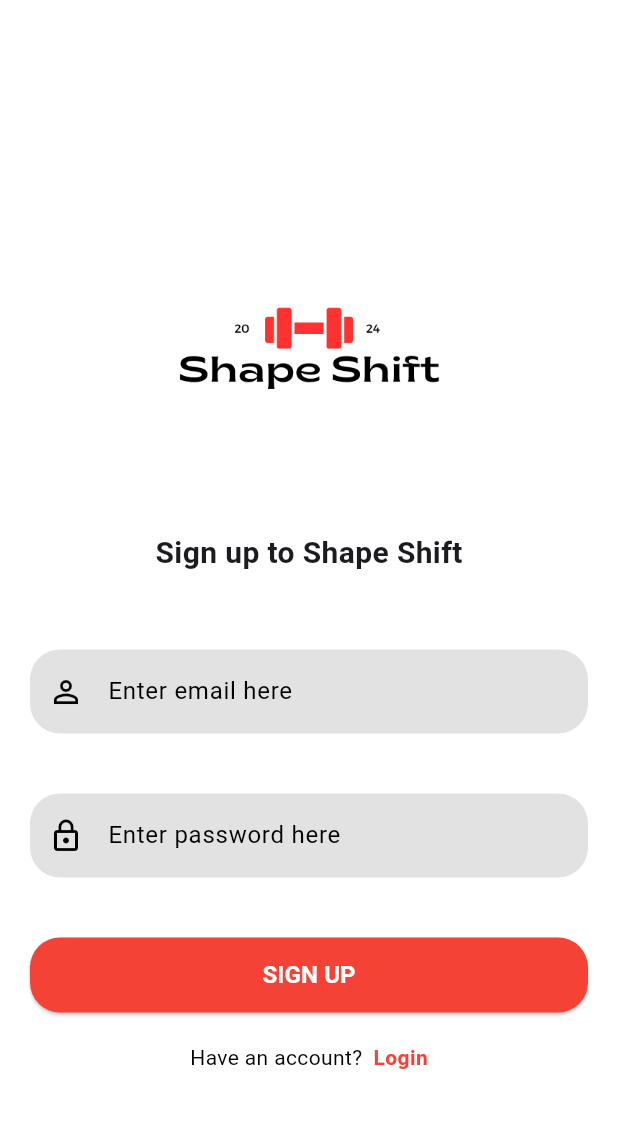
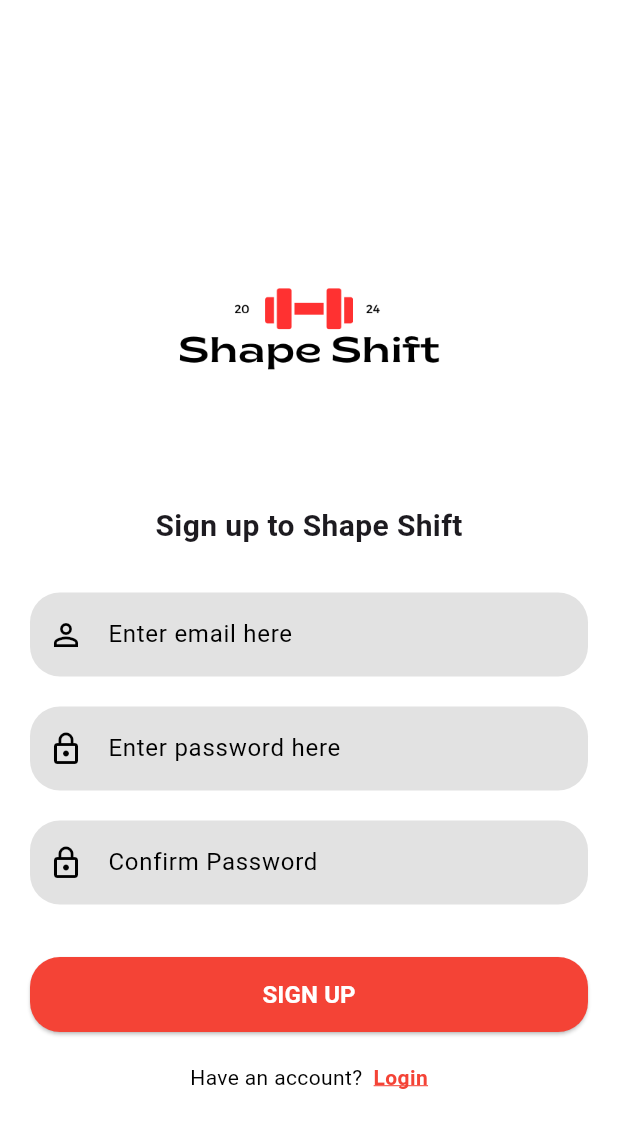
Before and after one commit to ReinoRabbit/personal_project, a Flutter app: the screen it shows after launch, after a tap on "Sign Up", on a phone screen of 412 x 824 dp. Shown: the top 1128 px of the screen. Run offline on Flutter 3.47's test engine with Material 3 defaults, Android fonts, the light colour scheme and no system bars; our stand-ins replace firebase_auth, firebase_core; accounts and stored records are empty.

Commit message:
Added signup page

```diff
--- a/lib/ui/login_page.dart
+++ b/lib/ui/login_page.dart
@@ -33,7 +33,7 @@ class _LoginPageState extends State<LoginPage> {
                     style: TextStyle(fontSize: 20, fontWeight: FontWeight.bold),),
                   const SizedBox(height: 50,),
                   textFieldWidget("Enter email here", Icons.person_outline, false, _emailTextController),
-                  const SizedBox(height: 40,),
+                  const SizedBox(height: 30,),
                   textFieldWidget("Enter password here", Icons.lock_outline, true, _passwordTextController),
                   const SizedBox(height: 30,),
                   reusableButton(context, true, () { signIn(); }),
@@ -59,7 +59,13 @@ class _LoginPageState extends State<LoginPage> {
           },
           child: const Text(
             "Sign Up",
-            style: TextStyle(color: Colors.red, fontWeight: FontWeight.bold),
+            style: TextStyle(
+              color: Colors.red,
+              fontWeight: FontWeight.bold,
+              decoration: TextDecoration.underline,
+              decorationColor: Colors.red,
+              decorationThickness: 1
+            ),
           ),
         )
       ],
--- a/lib/ui/signup_page.dart
+++ b/lib/ui/signup_page.dart
@@ -1,8 +1,8 @@
+import 'package:firebase_auth/firebase_auth.dart';
 import 'package:flutter/material.dart';
 import 'package:personal_project/components/button_reusable.dart';
 import 'package:personal_project/components/logo_image.dart';
 import 'package:personal_project/components/text_field.dart';
-import 'package:personal_project/ui/dashboard_page.dart';
 import 'package:personal_project/ui/login_page.dart';
 
 class SignUpPage extends StatefulWidget {
@@ -15,6 +15,8 @@ class SignUpPage extends StatefulWidget {
 class _SignUpPageState extends State<SignUpPage> {
   final TextEditingController _passwordTextController = TextEditingController();
   final TextEditingController _emailTextController = TextEditingController();
+  final TextEditingController _passwordConfirmTextController = TextEditingController();
+
   @override
   Widget build(BuildContext context) {
     return SafeArea(
@@ -26,18 +28,19 @@ class _SignUpPageState extends State<SignUpPage> {
               padding: const EdgeInsets.all(20.0),
               child: SingleChildScrollView(
                 child: Column(children: [
+
                   logoWidget("lib/images/logo.png"),
-                  const SizedBox(height: 5,),
+                  const SizedBox(height: 0,),
                   const Text("Sign up to Shape Shift",
                     style: TextStyle(fontSize: 20, fontWeight: FontWeight.bold),),
-                  const SizedBox(height: 50,),
+                  const SizedBox(height: 30,),
                   textFieldWidget("Enter email here", Icons.person_outline, false, _emailTextController),
-                  const SizedBox(height: 40,),
+                  const SizedBox(height: 20,),
                   textFieldWidget("Enter password here", Icons.lock_outline, true, _passwordTextController),
-                  const SizedBox(height: 30,),
-                  reusableButton(context, false, () {
-                    Navigator.push(context, MaterialPageRoute(builder: (context) => const DashboardPage(),));
-                  }),
+                  const SizedBox(height: 20,),
+                  textFieldWidget("Confirm Password", Icons.lock_outline, true, _passwordConfirmTextController),
+                  const SizedBox(height: 25,),
+                  reusableButton(context, false, () { signUp(); }),
                   loginOption()
                   ]),
               ),
@@ -60,11 +63,45 @@ class _SignUpPageState extends State<SignUpPage> {
           },
           child: const Text(
             "Login",
-            style: TextStyle(color: Colors.red, fontWeight: FontWeight.bold),
+            style: TextStyle(color: Colors.red,
+            fontWeight: FontWeight.bold,
+            decoration: TextDecoration.underline,
+            decorationColor: Colors.red,
+            decorationThickness: 1
+            ),
           ),
         )
       ],
     );
   }
 
+  Future signUp() async {
+    if (passwordConfirmed()) {
+      await FirebaseAuth.instance.createUserWithEmailAndPassword(
+      email: _emailTextController.text.trim(),
+      password: _passwordTextController.text.trim()
+      );
+      //push navigation here
+    }
+    else {
+      //push navigation here
+    }
+  }
+
+  bool passwordConfirmed() {
+    if (_passwordTextController.text.trim() == _passwordConfirmTextController.text.trim()) {
+      return true;
+    } else {
+      return false;
+    }
+  }
+
+  @override
+  void dispose() {
+    _emailTextController.dispose();
+    _passwordTextController.dispose();
+    _passwordConfirmTextController.dispose();
+    super.dispose();
+  }
+
 }
```
